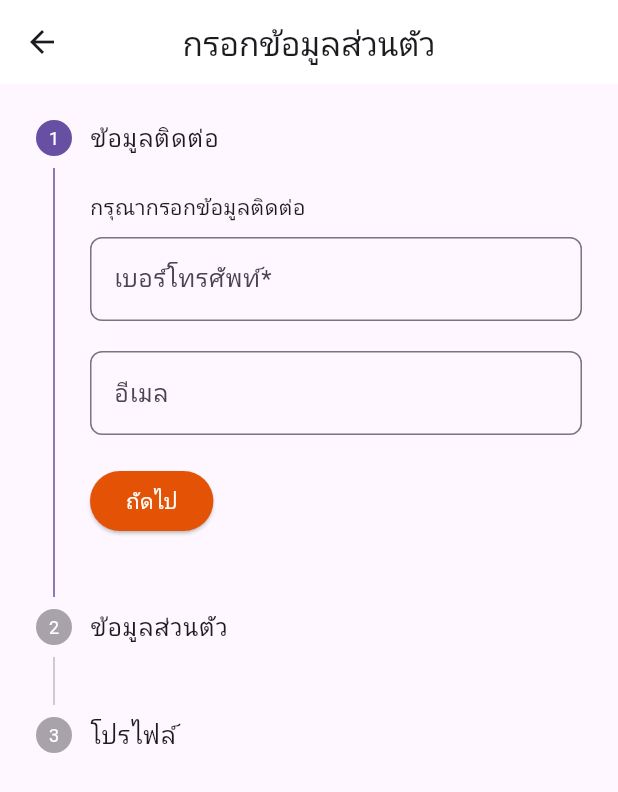
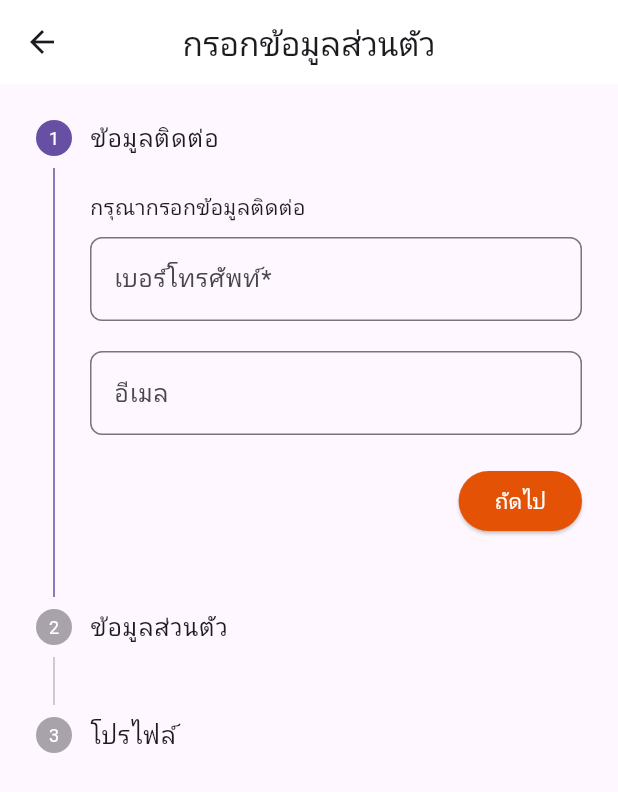
Before and after one commit to PpsnPks/myproject, a Flutter app: the PersonalInfoForm screen opened by its route, on a phone screen of 412 x 824 dp. Shown: the top 792 px of the screen. Run offline on Flutter 3.47's test engine with Material 3 defaults, Android fonts, the phone set to English and light mode, and no system bars; our stand-ins replace cached_network_image, carousel_slider, flutter_secure_storage, flutter_svg, image_picker, shared_preferences; accounts and stored records are empty.

Commit message:
แก้ layout ปุ่มหน้า form

```diff
--- a/lib/Service/registerservice.dart
+++ b/lib/Service/registerservice.dart
@@ -1,3 +1,4 @@
+// Non-use
 import 'dart:convert';
 import 'package:http/http.dart' as http;
 import 'package:myproject/environment.dart';
--- a/lib/app/main/formPage.dart
+++ b/lib/app/main/formPage.dart
@@ -140,7 +140,14 @@ class _PersonalInfoFormState extends State<PersonalInfoForm> {
           return Padding(
             padding: const EdgeInsets.only(top: 20.0),
             child: Row(
+              mainAxisAlignment: currentStep == 2 ? MainAxisAlignment.center : MainAxisAlignment.end,
               children: [
+                if (currentStep > 0)
+                  OutlinedButton(
+                    onPressed: details.onStepCancel,
+                    child: const Text('ย้อนกลับ'),
+                  ),
+                const SizedBox(width: 8),
                 ElevatedButton(
                   onPressed: details.onStepContinue,
                   style: ElevatedButton.styleFrom(
@@ -149,12 +156,6 @@ class _PersonalInfoFormState extends State<PersonalInfoForm> {
                   ),
                   child: Text(currentStep == 2 ? 'เริ่มต้นใช้งาน' : 'ถัดไป'),
                 ),
-                const SizedBox(width: 8),
-                if (currentStep > 0)
-                  OutlinedButton(
-                    onPressed: details.onStepCancel,
-                    child: const Text('ย้อนกลับ'),
-                  ),
               ],
             ),
           );
--- a/lib/app/main/register.dart
+++ b/lib/app/main/register.dart
@@ -2,8 +2,6 @@ import 'dart:convert';
 import 'package:flutter/material.dart';
 import 'package:http/http.dart' as http;
 import 'package:myproject/environment.dart';
-
-import 'otp.dart'; // Import หน้า OTP
 
 class RegisterPage extends StatefulWidget {
   const RegisterPage({super.key});
@@ -127,6 +125,9 @@ class _RegisterPageState extends State<RegisterPage> {
         if (mounted) {
           Navigator.pop(context);
         }
+        ScaffoldMessenger.of(context).showSnackBar(
+          SnackBar(content: Text('ไม่สามารถเชื่อมต่อกับเซิร์ฟเวอร์ได้: $error')),
+        );
         print('เกิดข้อผิดพลาด: $error');
       }
     }
```
